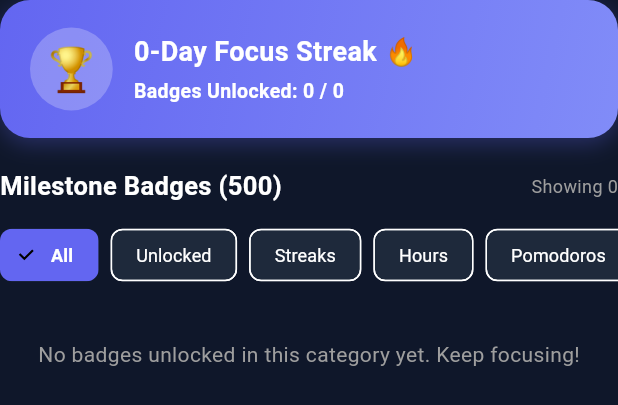
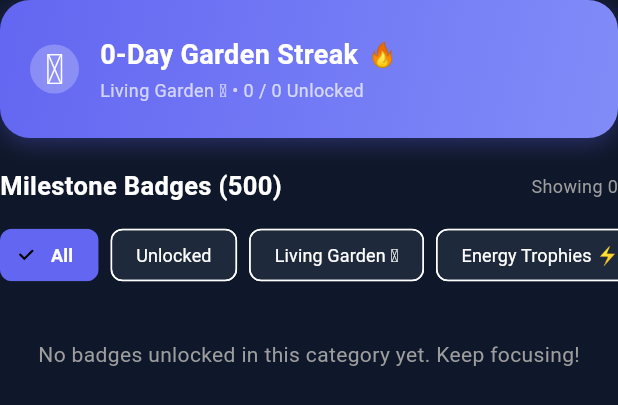
Before and after one commit to brpradeepprabhu90/FocusState, a Flutter app: the StreakBadgeCard widget shown alone on an empty page, opened directly with empty values, on a phone screen of 412 x 824 dp. Shown: the top 405 px of the screen. Run offline on Flutter 3.47's test engine with Material 3 defaults, Android fonts, the phone set to English and light mode, and no system bars; our stand-ins replace audioplayers, file_picker, flutter_local_notifications, shared_preferences, table_calendar; missing offline and left inert: flutter_background_service; accounts and stored records are empty.

Commit message:
Rebrand milestone badges into Living Focus Garden and Spoon Theory Energy Trophies

```diff
--- a/lib/widgets/streak_badge_card.dart
+++ b/lib/widgets/streak_badge_card.dart
@@ -22,11 +22,11 @@ class _StreakBadgeCardState extends State<StreakBadgeCard> {
   final List<String> _categories = [
     'All',
     'Unlocked',
-    'Streaks',
-    'Hours',
-    'Pomodoros',
-    'Tasks',
-    'Goals',
+    'Living Garden 🪴',
+    'Energy Trophies ⚡',
+    'Mindful Flow 🧘',
+    'Task Harvest 🌾',
+    'Rest Sanctuary 🛋️',
   ];
 
   @override
@@ -75,25 +75,31 @@ class _StreakBadgeCardState extends State<StreakBadgeCard> {
                   color: Colors.white24,
                   shape: BoxShape.circle,
                 ),
-                child: const Text('🏆', style: TextStyle(fontSize: 28)),
+                child: const Text('🪴', style: TextStyle(fontSize: 28)),
               ),
               const SizedBox(width: 14),
               Expanded(
                 child: Column(
                   crossAxisAlignment: CrossAxisAlignment.start,
                   children: [
+                    Row(
+                      children: [
                         Text(
-                      '${widget.streakData.currentStreak}-Day Focus Streak 🔥',
+                          '${widget.streakData.currentStreak}-Day Garden Streak',
                           style: const TextStyle(
                             fontSize: 18,
                             fontWeight: FontWeight.bold,
                             color: Colors.white,
                           ),
                         ),
-                    const SizedBox(height: 4),
+                        const SizedBox(width: 6),
+                        const Text('🔥', style: TextStyle(fontSize: 16)),
+                      ],
+                    ),
+                    const SizedBox(height: 2),
                     Text(
-                      'Badges Unlocked: $unlockedCount / $totalBadges',
-                      style: const TextStyle(fontSize: 13, color: Colors.white, fontWeight: FontWeight.w600),
+                      'Living Garden 🪴 • $unlockedCount / $totalBadges Unlocked',
+                      style: const TextStyle(fontSize: 12, color: Colors.white70),
                     ),
                   ],
                 ),
```
Also changed, not shown: lib/models/streak_badge.dart (+47 -36 lines). Lines whose indentation alone changed are shown as unchanged.
